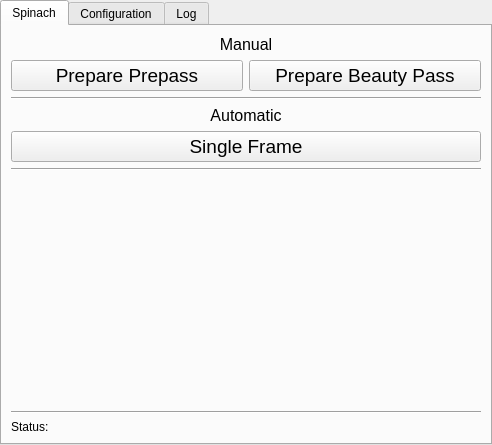
First picture: the form in renderFarmingUI.ui, repository stephensmitchell-forks/renderFarming, before the edit.
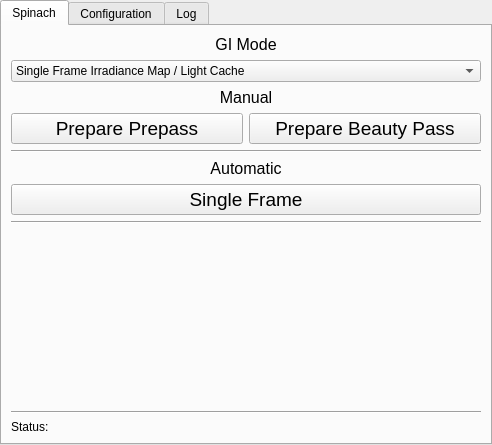
Second picture: the form after the edit.

Commit message: Added the ability to choose from 5 GI Modes Fixed an issue where file names would get mixed up with folder names

```diff
--- a/renderFarmingUI.ui
+++ b/renderFarmingUI.ui
@@ -28,7 +28,61 @@
    </attribute>
    <layout class="QVBoxLayout" name="verticalLayout_3">
     <item>
-     <widget class="QLabel" name="label">
+     <widget class="QLabel" name="label_GI_mode">
+      <property name="font">
+       <font>
+        <pointsize>12</pointsize>
+       </font>
+      </property>
+      <property name="text">
+       <string>GI Mode</string>
+      </property>
+      <property name="alignment">
+       <set>Qt::AlignCenter</set>
+      </property>
+     </widget>
+    </item>
+    <item>
+     <widget class="QComboBox" name="sp_gi_mode_cmbx">
+      <property name="font">
+       <font>
+        <italic>false</italic>
+       </font>
+      </property>
+      <item>
+       <property name="text">
+        <string>Single Frame Irradiance Map / Light Cache</string>
+       </property>
+      </item>
+      <item>
+       <property name="text">
+        <string>Multi Frame Incremental Irradiance Map / Light Cache</string>
+       </property>
+      </item>
+      <item>
+       <property name="text">
+        <string>Animation Prepass Irradiance Map / Light Cache</string>
+       </property>
+      </item>
+      <item>
+       <property name="text">
+        <string>Brute Force / Light Cache</string>
+       </property>
+      </item>
+      <item>
+       <property name="text">
+        <string>Brute Force Per Frame / Light Cache</string>
+       </property>
+      </item>
+      <item>
+       <property name="text">
+        <string>Brute Force / Brute Force</string>
+       </property>
+      </item>
+     </widget>
+    </item>
+    <item>
+     <widget class="QLabel" name="label_manual_gi">
       <property name="font">
        <font>
         <pointsize>12</pointsize>
@@ -60,6 +114,18 @@
         <property name="text">
          <string>Prepare Prepass</string>
         </property>
+        <property name="checkable">
+         <bool>false</bool>
+        </property>
+        <property name="autoDefault">
+         <bool>false</bool>
+        </property>
+        <property name="default">
+         <bool>false</bool>
+        </property>
+        <property name="flat">
+         <bool>false</bool>
+        </property>
        </widget>
       </item>
       <item>
```
Left out of the diff: 23 changed lines with no effect on the pictures. The commit also changes 5 other files.
